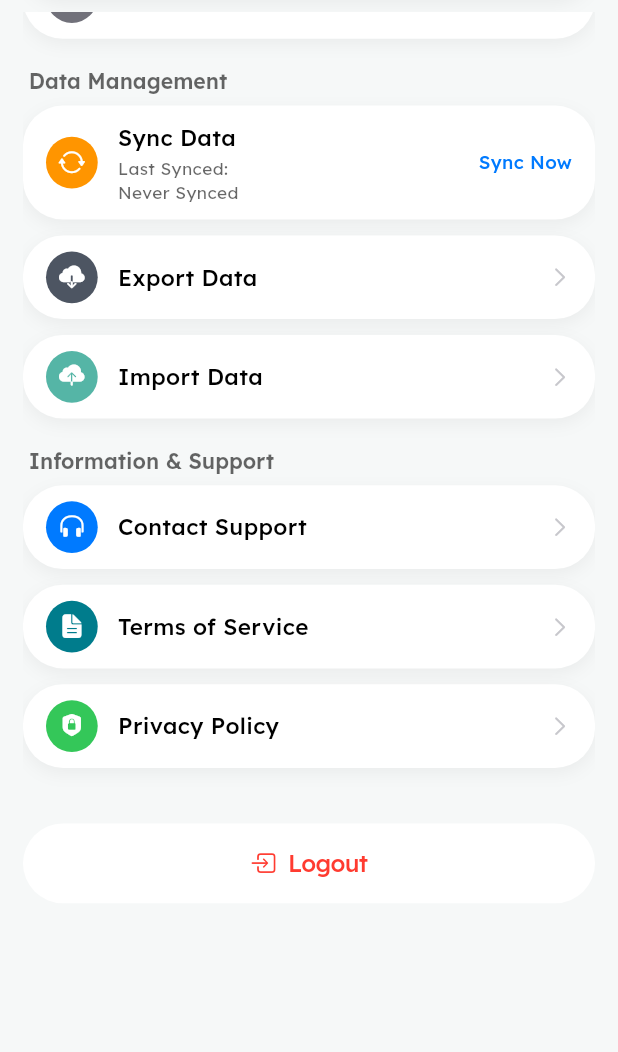
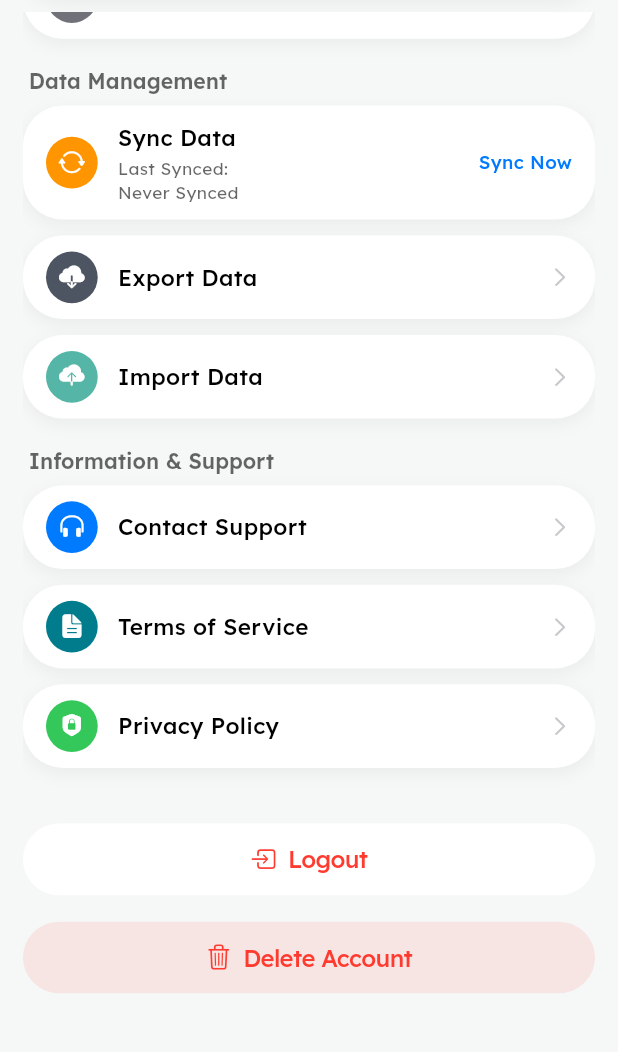
Before and after one commit to DuogKhiem245/Spend-Flow, a Flutter app: the SettingPage screen opened directly, scrolled down 725 dp, on a phone screen of 412 x 824 dp, the part 134-1186 px from its top. Run offline on Flutter 3.47's test engine with Material 3 defaults, Android fonts, the light colour scheme and no system bars; our stand-ins replace camera, cloud_firestore, cloud_functions, csv, email_validator, file_picker and 27 more; missing offline and left inert: adaptive_platform_ui, cupertino_native, excel, mapbox_maps_flutter, pull_down_button, purchases_flutter; accounts and stored records are empty.

Commit message:
feat: Enhance account deletion functionality and improve localization
- Added delete account feature with confirmation dialog and error handling.
- Updated localization files to include new strings for account deletion.
- Modified auth service to handle account deletion requests and reauthentication.
- Improved UI in settings and home views to reflect changes in account management.
- Removed unused sign_in_with_apple dependency from iOS and macOS projects.
- Updated Podfile.lock and project files to reflect changes in dependencies.
- Cleaned up code and improved comments for better readability.

```diff
--- a/lib/assets/l10n/app_en.arb
+++ b/lib/assets/l10n/app_en.arb
@@ -512,5 +512,10 @@
   "mrs": "Mrs.",
   "mr": "Mr.",
   "ms": "Ms.",
-  "salutation": "Salutation"
+  "salutation": "Salutation",
+  "delete_account": "Delete Account",
+  "delete_account_confirmation": "Are you sure you want to delete your account? This action cannot be undone and will delete all your data.",
+  "failed_to_send_deletion_request": "Failed to send account deletion request. Please try again.",
+  "requires_recent_login_description": "For security reasons, please sign out and sign back in before attempting to delete your account.",
+  "delete_account_failed": "An error occurred while deleting your account. Please try again."
 }
--- a/lib/assets/l10n/app_localizations.dart
+++ b/lib/assets/l10n/app_localizations.dart
@@ -3001,6 +3001,36 @@ abstract class AppLocalizations {
   /// In vi, this message translates to:
   /// **'Danh xưng'**
   String get salutation;
+
+  /// No description provided for @delete_account.
+  ///
+  /// In vi, this message translates to:
+  /// **'Xóa tài khoản'**
+  String get delete_account;
+
+  /// No description provided for @delete_account_confirmation.
+  ///
+  /// In vi, this message translates to:
+  /// **'Bạn có chắc chắn muốn xóa tài khoản của mình không? Hành động này không thể hoàn tác và sẽ xóa tất cả dữ liệu của bạn.'**
+  String get delete_account_confirmation;
+
+  /// No description provided for @failed_to_send_deletion_request.
+  ///
+  /// In vi, this message translates to:
+  /// **'Lỗi khi gửi yêu cầu xóa tài khoản. Vui lòng thử lại.'**
+  String get failed_to_send_deletion_request;
+
+  /// No description provided for @requires_recent_login_description.
+  ///
+  /// In vi, this message translates to:
+  /// **'Vì lý do bảo mật, vui lòng đăng xuất và đăng nhập lại sau đó thử lại yêu cầu xóa tài khoản của bạn.'**
+  String get requires_recent_login_description;
+
+  /// No description provided for @delete_account_failed.
+  ///
+  /// In vi, this message translates to:
+  /// **'Đã xảy ra lỗi khi xoá tài khoản của bạn. Vui lòng thử lại.'**
+  String get delete_account_failed;
 }
 
 class _AppLocalizationsDelegate
--- a/lib/assets/l10n/app_localizations_en.dart
+++ b/lib/assets/l10n/app_localizations_en.dart
@@ -1572,4 +1572,23 @@ class AppLocalizationsEn extends AppLocalizations {
 
   @override
   String get salutation => 'Salutation';
+
+  @override
+  String get delete_account => 'Delete Account';
+
+  @override
+  String get delete_account_confirmation =>
+      'Are you sure you want to delete your account? This action cannot be undone and will delete all your data.';
+
+  @override
+  String get failed_to_send_deletion_request =>
+      'Failed to send account deletion request. Please try again.';
+
+  @override
+  String get requires_recent_login_description =>
+      'For security reasons, please sign out and sign back in before attempting to delete your account.';
+
+  @override
+  String get delete_account_failed =>
+      'An error occurred while deleting your account. Please try again.';
 }
--- a/lib/assets/l10n/app_vi.arb
+++ b/lib/assets/l10n/app_vi.arb
@@ -511,5 +511,10 @@
   "mrs": "Bà",
   "mr": "Ông",
   "ms": "Cô",
-  "salutation": "Danh xưng"
+  "salutation": "Danh xưng",
+  "delete_account": "Xóa tài khoản",
+  "delete_account_confirmation": "Bạn có chắc chắn muốn xóa tài khoản của mình không? Hành động này không thể hoàn tác và sẽ xóa tất cả dữ liệu của bạn.",
+  "failed_to_send_deletion_request": "Lỗi khi gửi yêu cầu xóa tài khoản. Vui lòng thử lại.",
+  "requires_recent_login_description": "Vì lý do bảo mật, vui lòng đăng xuất và đăng nhập lại sau đó thử lại yêu cầu xóa tài khoản của bạn.",
+  "delete_account_failed": "Đã xảy ra lỗi khi xoá tài khoản của bạn. Vui lòng thử lại."
 }
--- a/lib/core/services/ads_service.dart
+++ b/lib/core/services/ads_service.dart
@@ -3,7 +3,8 @@ import 'package:flutter/material.dart';
 import 'package:google_mobile_ads/google_mobile_ads.dart';
 import 'package:shared_preferences/shared_preferences.dart';
 
-enum RewardedAdType { scanReceipt, voiceInput, syncData, importExportData }
+// enum RewardedAdType { scanReceipt, voiceInput, syncData, importExportData }
+enum RewardedAdType { scanReceipt, voiceInput, syncData }
 
 class AdsService {
   InterstitialAd? _interstitialAd;
@@ -40,10 +41,10 @@ class AdsService {
           return Platform.isAndroid
               ? 'ca-app-pub-5260847065768800/4459124955'
               : 'ca-app-pub-5260847065768800/2589463911';
-        case RewardedAdType.importExportData:
-          return Platform.isAndroid
-              ? 'ca-app-pub-5260847065768800/8100205653'
-              : 'ca-app-pub-5260847065768800/1084810551';
+        // case RewardedAdType.importExportData:
+        //   return Platform.isAndroid
+        //       ? 'ca-app-pub-5260847065768800/8100205653'
+        //       : 'ca-app-pub-5260847065768800/1084810551';
       }
     }
   }
--- a/lib/screen/setting/setting_view.dart
+++ b/lib/screen/setting/setting_view.dart
@@ -6,6 +6,7 @@ import 'package:intl/intl.dart';
 import 'package:spend_flow/assets/l10n/app_localizations.dart';
 import 'package:spend_flow/core/services/auth_service.dart';
 import 'package:spend_flow/core/services/sync_service/sync_service.dart';
+import 'package:spend_flow/core/widgets/loading_overlay.dart';
 import 'package:spend_flow/screen/setting/notification/notification_viewmodel.dart';
 import 'package:spend_flow/screen/setting/setting_viewmodel.dart';
 import 'package:spend_flow/screen/setting/widget/account_widget.dart';
@@ -25,6 +26,7 @@ class SettingPage extends StatefulWidget {
 
 class _SettingPageState extends State<SettingPage> with WidgetsBindingObserver {
   final _premiumViewModel = premiumViewModel;
+  bool _isDeleting = false;
 
   final authService = AuthService();
   String _lastSyncText = "";
@@ -72,6 +74,8 @@ class _SettingPageState extends State<SettingPage> with WidgetsBindingObserver {
     final l10n = AppLocalizations.of(context)!;
 
     return CupertinoPageScaffold(
+      child: LoadingOverlay(
+        isLoading: _isDeleting,
         child: StreamBuilder<User?>(
           stream: authService.userChanges,
           builder: (context, snapshot) {
@@ -154,12 +158,13 @@ class _SettingPageState extends State<SettingPage> with WidgetsBindingObserver {
                               ? Column(
                                   children: [
                                     CupertinoButton(
-                                    onPressed: () => _showLogoutDialog(context),
+                                      onPressed: () =>
+                                          _showLogoutDialog(context),
                                       borderRadius: BorderRadius.circular(30.r),
                                       padding: EdgeInsets.symmetric(
-                                      vertical: 12.h,
+                                        vertical: 8.h,
                                       ),
-                                    minimumSize: Size(double.infinity, 60.h),
+                                      minimumSize: Size(double.infinity, 54.h),
                                       color: CupertinoTheme.of(
                                         context,
                                       ).barBackgroundColor,
@@ -188,6 +193,43 @@ class _SettingPageState extends State<SettingPage> with WidgetsBindingObserver {
                                         ],
                                       ),
                                     ),
+                                    SizedBox(height: 20.h),
+
+                                    CupertinoButton(
+                                      onPressed: () =>
+                                          _showDeleteAccountDialog(context),
+                                      borderRadius: BorderRadius.circular(30.r),
+                                      padding: EdgeInsets.symmetric(
+                                        vertical: 8.h,
+                                      ),
+                                      minimumSize: Size(double.infinity, 54.h),
+                                      color: CupertinoColors.systemRed
+                                          .withValues(alpha: 0.1),
+                                      child: Row(
+                                        mainAxisAlignment:
+                                            MainAxisAlignment.center,
+                                        children: [
+                                          Icon(
+                                            CupertinoIcons.trash,
+                                            color: CupertinoColors.systemRed,
+                                            size: 20.r,
+                                          ),
+                                          SizedBox(width: 8.w),
+                                          Text(
+                                            l10n.delete_account,
+                                            style: CupertinoTheme.of(context)
+                                                .textTheme
+                                                .textStyle
+                                                .copyWith(
+                                                  color:
+                                                      CupertinoColors.systemRed,
+                                                  fontSize: 18.sp,
+                                                  fontWeight: FontWeight.w500,
+                                                ),
+                                          ),
+                                        ],
+                                      ),
+                                    ),
                                     SizedBox(height: 120.h),
                                   ],
                                 )
@@ -200,6 +242,7 @@ class _SettingPageState extends State<SettingPage> with WidgetsBindingObserver {
               ),
             );
           },
+        ),
       ),
     );
   }
@@ -214,6 +257,11 @@ class _SettingPageState extends State<SettingPage> with WidgetsBindingObserver {
       icon: 'rectangle.portrait.and.arrow.right.fill',
       actions: [
         AlertAction(
+          title: l10n.cancel,
+          style: AlertActionStyle.cancel,
+          onPressed: () => {},
+        ),
+        AlertAction(
           title: l10n.logout,
           style: AlertActionStyle.destructive,
           onPressed: () async {
@@ -221,11 +269,54 @@ class _SettingPageState extends State<SettingPage> with WidgetsBindingObserver {
             await premiumViewModel.handleLogout();
           },
         ),
+      ],
+    );
+  }
+
+  void _showDeleteAccountDialog(BuildContext context) {
+    final l10n = AppLocalizations.of(context)!;
+
+    AdaptiveAlertDialog.show(
+      context: context,
+      title: l10n.delete_account,
+      message: l10n.delete_account_confirmation,
+      icon: 'trash.fill',
+      actions: [
         AlertAction(
           title: l10n.cancel,
           style: AlertActionStyle.cancel,
           onPressed: () => {},
         ),
+        AlertAction(
+          title: l10n.delete_account,
+          style: AlertActionStyle.destructive,
+          onPressed: () async {
+            setState(() => _isDeleting = true);
+            try {
+              await authService.deleteAccount(l10n);
+              await premiumViewModel.handleLogout();
+            } catch (e) {
+              if (!context.mounted) return;
+              AdaptiveAlertDialog.show(
+                context: context,
+                title: l10n.error,
+                message: e.toString(),
+                icon: 'exclamationmark.triangle.fill',
+                actions: [
+                  AlertAction(
+                    title: "OK",
+                    style: AlertActionStyle.primary,
+                    onPressed: () {},
+                  ),
+                ],
+              );
+            } finally {
+              if (mounted) {
+                setState(() => _isDeleting = false);
+              }
+            }
+          },
+        ),
       ],
     );
   }
--- a/pubspec.yaml
+++ b/pubspec.yaml
@@ -39,7 +39,6 @@ dependencies:
   firebase_core: ^4.3.0
   firebase_auth: ^6.1.3
   google_sign_in: ^7.2.0
-  sign_in_with_apple: ^7.0.1
   cloud_firestore: ^6.1.1
   firebase_storage: ^13.0.5
   shimmer: ^3.0.0
@@ -63,6 +62,7 @@ dependencies:
   purchases_flutter: ^9.10.8
   purchases_ui_flutter: ^9.10.8
   flutter_markdown_plus: ^1.0.7
+  focus_detector: ^2.0.1
   # google_maps_flutter: ^2.14.0
   # geolocator: ^14.0.2
 
```
Also changed, not shown: lib/assets/l10n/app_localizations_vi.dart (+19 -0 lines), lib/core/services/auth_service.dart (+67 -13 lines), lib/screen/auth/auth_viewmodel.dart (+16 -1 lines), lib/screen/auth/view/login_view.dart (+11 -11 lines), lib/screen/home/home_view.dart (+16 -13 lines), 7 other files. Lines whose indentation alone changed are shown as unchanged.
